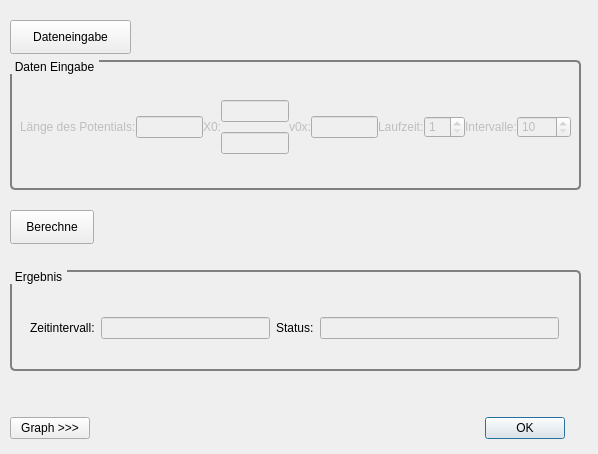
Old version of the form dialog1_dim_Box.ui in the repository kl-henry/Physik.
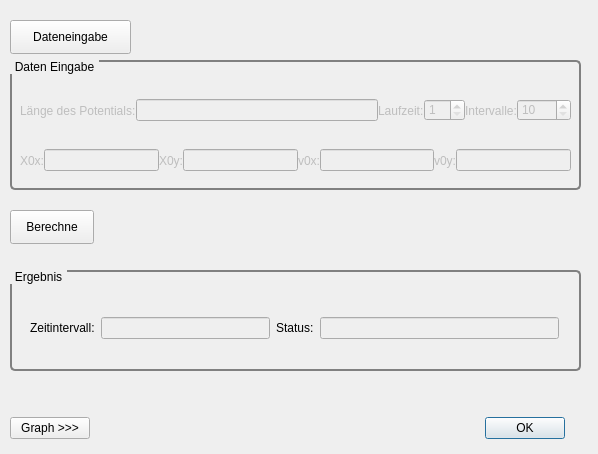
New version of the form.

Commit message: Dialog Minigolf initial;

Patch:
```diff
--- a/dialog1_dim_Box.ui
+++ b/dialog1_dim_Box.ui
@@ -126,7 +126,7 @@
       <x>10</x>
       <y>30</y>
       <width>551</width>
-      <height>74</height>
+      <height>41</height>
      </rect>
     </property>
     <layout class="QHBoxLayout" name="hly1_dim_Box">
@@ -159,51 +159,6 @@
        </property>
       </widget>
      </item>
-     <item>
-      <widget class="QLabel" name="lbX0">
-       <property name="text">
-        <string>X0:</string>
-       </property>
-      </widget>
-     </item>
-     <item>
-      <layout class="QVBoxLayout" name="verticalLayout">
-       <item>
-        <widget class="QLineEdit" name="leX0Input">
-         <property name="enabled">
-          <bool>false</bool>
-         </property>
-        </widget>
-       </item>
-       <item>
-        <widget class="QLineEdit" name="leX0Input_2">
-         <property name="enabled">
-          <bool>false</bool>
-         </property>
-        </widget>
-       </item>
-      </layout>
-     </item>
-     <item>
-      <widget class="QLabel" name="lbV0x">
-       <property name="toolTip">
-        <string>&lt;html&gt;&lt;head/&gt;&lt;body&gt;&lt;p&gt;Anfangsgeschwingikeit [m/s]&lt;/p&gt;&lt;/body&gt;&lt;/html&gt;</string>
-       </property>
-       <property name="text">
-        <string>v0x:</string>
-       </property>
-      </widget>
-     </item>
-     <item>
-      <widget class="QLineEdit" name="leV0xInput">
-       <property name="enabled">
-        <bool>false</bool>
-       </property>
-       <property name="toolTip">
-        <string>&lt;html&gt;&lt;head/&gt;&lt;body&gt;&lt;p&gt;Anfangsgeschwingikeit [m/s]&lt;/p&gt;&lt;/body&gt;&lt;/html&gt;</string>
-       </property>
-      </widget>
-     </item>
      <item>
       <widget class="QLabel" name="lbLaufzeit_2">
        <property name="text">
@@ -246,6 +201,89 @@
      </item>
     </layout>
    </widget>
+   <widget class="QWidget" name="layoutWidget_4">
+    <property name="geometry">
+     <rect>
+      <x>10</x>
+      <y>80</y>
+      <width>551</width>
+      <height>41</height>
+     </rect>
+    </property>
+    <layout class="QHBoxLayout" name="hly1_dim_Box_2">
+     <property name="spacing">
+      <number>0</number>
+     </property>
+     <item>
+      <widget class="QLabel" name="lbX0x">
+       <property name="text">
+        <string>X0x:</string>
+       </property>
+      </widget>
+     </item>
+     <item>
+      <widget class="QLineEdit" name="leX0xInput">
+       <property name="enabled">
+        <bool>false</bool>
+       </property>
+      </widget>
+     </item>
+     <item>
+      <widget class="QLabel" name="lbX0y">
+       <property name="text">
+        <string>X0y:</string>
+       </property>
+      </widget>
+     </item>
+     <item>
+      <widget class="QLineEdit" name="leX0yInput">
+       <property name="enabled">
+        <bool>false</bool>
+       </property>
+      </widget>
+     </item>
+     <item>
+      <widget class="QLabel" name="lbV0x_2">
+       <property name="toolTip">
+        <string>&lt;html&gt;&lt;head/&gt;&lt;body&gt;&lt;p&gt;Anfangsgeschwingikeit [m/s]&lt;/p&gt;&lt;/body&gt;&lt;/html&gt;</string>
+       </property>
+       <property name="text">
+        <string>v0x:</string>
+       </property>
+      </widget>
+     </item>
+     <item>
+      <widget class="QLineEdit" name="leV0xInput">
+       <property name="enabled">
+        <bool>false</bool>
+       </property>
+       <property name="toolTip">
+        <string>&lt;html&gt;&lt;head/&gt;&lt;body&gt;&lt;p&gt;Anfangsgeschwingikeit [m/s]&lt;/p&gt;&lt;/body&gt;&lt;/html&gt;</string>
+       </property>
+      </widget>
+     </item>
+     <item>
+      <widget class="QLabel" name="lbV0y">
+       <property name="toolTip">
+        <string>&lt;html&gt;&lt;head/&gt;&lt;body&gt;&lt;p&gt;Anfangsgeschwingikeit [m/s]&lt;/p&gt;&lt;/body&gt;&lt;/html&gt;</string>
+       </property>
+       <property name="text">
+        <string>v0y:</string>
+       </property>
+      </widget>
+     </item>
+     <item>
+      <widget class="QLineEdit" name="leV0yInput">
+       <property name="enabled">
+        <bool>false</bool>
+       </property>
+       <property name="toolTip">
+        <string>&lt;html&gt;&lt;head/&gt;&lt;body&gt;&lt;p&gt;Anfangsgeschwingikeit [m/s]&lt;/p&gt;&lt;/body&gt;&lt;/html&gt;</string>
+       </property>
+      </widget>
+     </item>
+    </layout>
+   </widget>
   </widget>
   <widget class="QPushButton" name="pbEingabe">
    <property name="geometry">
```
Left out of the diff: 3 changed lines with no effect on the pictures. The commit also changes 2 other files.
